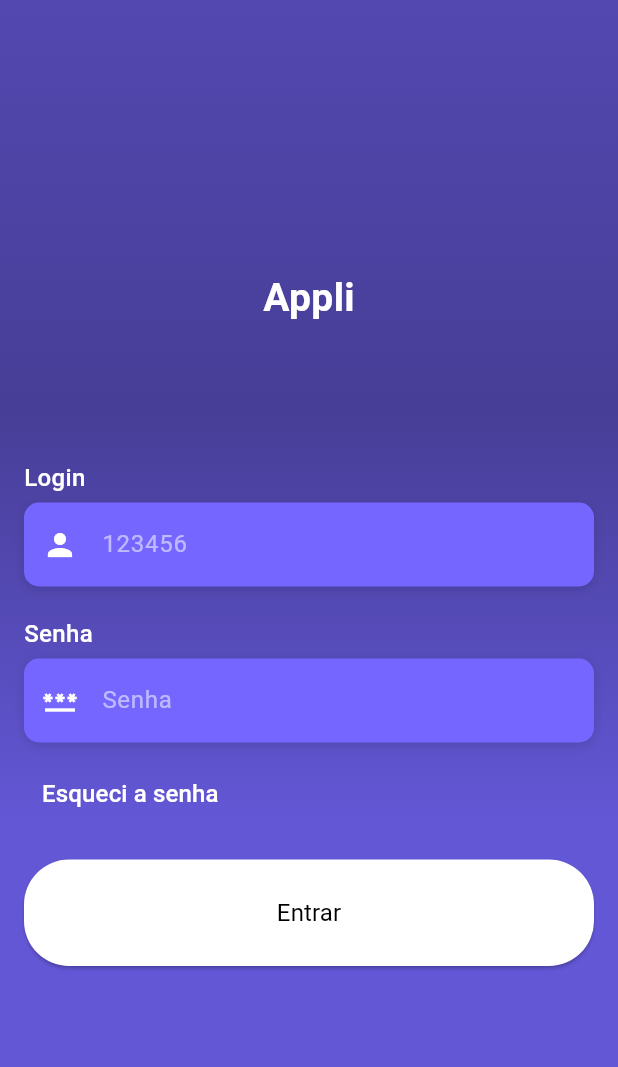
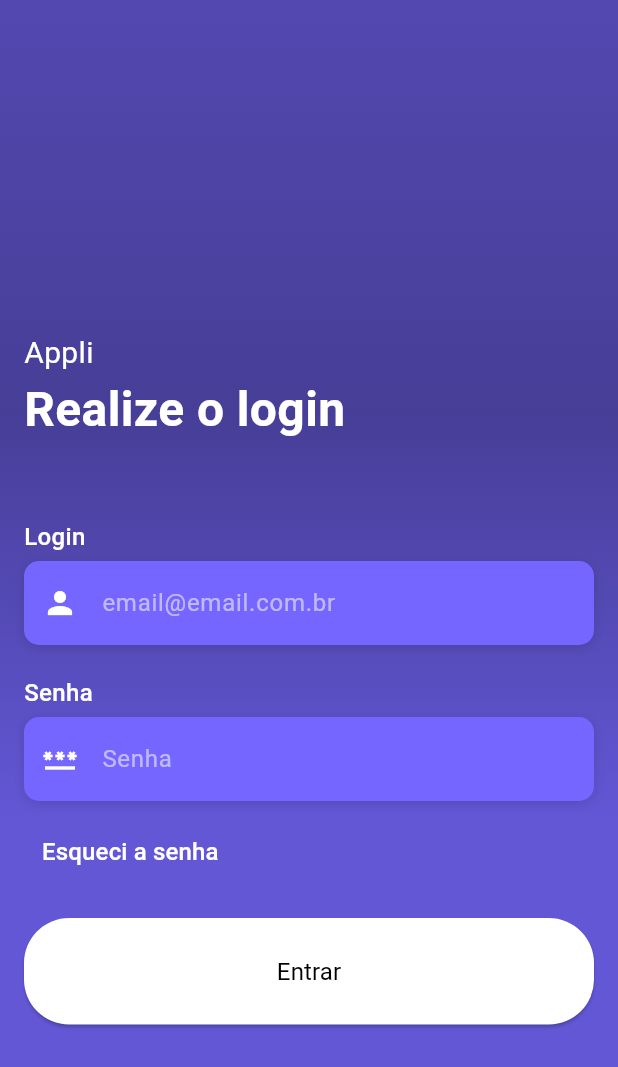
Before and after one commit to JoshGodoyyy/Appli-Lite, a Flutter app: the screen it shows after launch, on a phone screen of 412 x 824 dp. Shown: the top 1067 px of the screen. Run offline on Flutter 3.47's test engine with Material 2 defaults, Android fonts, the phone set to English and light mode, and no system bars; our stand-ins replace firebase_auth, firebase_core, top_snackbar_flutter; accounts and stored records are empty; Roboto replaces fonts that are missing (open-sans).

Commit message:
Login com firebase

```diff
--- a/lib/app/pages/login_page/login_page.dart
+++ b/lib/app/pages/login_page/login_page.dart
@@ -1,7 +1,9 @@
 import 'package:appli_lite/app/pages/forgot_password_page/forgot_password_page.dart';
-import 'package:appli_lite/app/pages/home_page/home_page.dart';
 import 'package:appli_lite/app/core/ui/styles/text_styles.dart';
+import 'package:firebase_auth/firebase_auth.dart';
 import 'package:flutter/material.dart';
+import 'package:top_snackbar_flutter/custom_snack_bar.dart';
+import 'package:top_snackbar_flutter/top_snack_bar.dart';
 
 import '../../core/ui/widgets/forgot_password.dart';
 import '../../core/ui/widgets/text_field.dart';
@@ -25,6 +27,34 @@ class _LoginPageState extends State<LoginPage> {
     super.dispose();
   }
 
+  login() async {
+    try {
+      await FirebaseAuth.instance.signInWithEmailAndPassword(
+        email: idController.text.trim(),
+        password: senhaController.text,
+      );
+    } on FirebaseAuthException catch (e) {
+      if (e.code == 'user-not-found') {
+        showMessageError('Usuário não encontrado');
+      } else if (e.code == 'wrong-password') {
+        showMessageError('Senha inválida');
+      }
+    } catch (e) {
+      showMessageError(
+        e.toString(),
+      );
+    }
+  }
+
+  void showMessageError(String message) {
+    return showTopSnackBar(
+      Overlay.of(context),
+      CustomSnackBar.error(
+        message: message,
+      ),
+    );
+  }
+
   @override
   Widget build(BuildContext context) {
     return Scaffold(
@@ -42,26 +72,35 @@ class _LoginPageState extends State<LoginPage> {
             ],
           ),
         ),
-        child: Form(
         child: Padding(
           padding: const EdgeInsets.all(16.0),
+          child: Center(
+            child: SingleChildScrollView(
               child: Column(
-              mainAxisAlignment: MainAxisAlignment.center,
                 crossAxisAlignment: CrossAxisAlignment.start,
+                mainAxisSize: MainAxisSize.min,
                 children: [
-                Center(
-                  child: Text(
+                  const SizedBox(height: 80),
+                  Text(
                     'Appli',
-                    style: context.textStyles.textTitle,
+                    style: context.textStyles.textRegular.copyWith(
+                      fontSize: 20,
+                      color: Colors.white,
                     ),
                   ),
-                const SizedBox(height: 80),
+                  Text(
+                    'Realize o login',
+                    style: TextStyles.instance.textTitle.copyWith(
+                      fontSize: 32,
+                    ),
+                  ),
+                  const SizedBox(height: 40),
                   LoginTextField(
                     title: 'Login',
                     controller: idController,
                     isObscure: false,
                     icon: Icons.person,
-                  hintText: '123456',
+                    hintText: 'email@email.com.br',
                   ),
                   LoginTextField(
                     title: 'Senha',
@@ -79,11 +118,16 @@ class _LoginPageState extends State<LoginPage> {
                   ),
                   const SizedBox(height: 20),
                   LoginButton(
-                  onTap: () => Navigator.of(context).pushReplacement(
-                    MaterialPageRoute(
-                      builder: (context) => const HomePage(),
-                    ),
-                  ),
+                    onTap: () {
+                      if (idController.text.isEmpty ||
+                          senhaController.text.isEmpty) {
+                        showMessageError(
+                          'Todos os campos devem estar preenchidos',
+                        );
+                        return;
+                      }
+                      login();
+                    },
                     label: 'Entrar',
                   ),
                 ],
@@ -91,6 +135,7 @@ class _LoginPageState extends State<LoginPage> {
             ),
           ),
         ),
+      ),
     );
   }
 }
--- a/lib/main.dart
+++ b/lib/main.dart
@@ -1,9 +1,14 @@
+import 'package:appli_lite/app/pages/home_page/home_page.dart';
+import 'package:firebase_auth/firebase_auth.dart';
+import 'package:firebase_core/firebase_core.dart';
 import 'package:flutter/material.dart';
 
 import 'app/pages/login_page/login_page.dart';
 import 'app/core/ui/theme/theme_config.dart';
 
-void main() {
+void main() async {
+  WidgetsFlutterBinding.ensureInitialized();
+  await Firebase.initializeApp();
   runApp(const MainApp());
 }
 
@@ -13,8 +18,31 @@ class MainApp extends StatelessWidget {
   @override
   Widget build(BuildContext context) {
     return MaterialApp(
-      home: const LoginPage(),
+      home: const Main(),
       theme: ThemeConfig.theme,
     );
   }
 }
+
+class Main extends StatefulWidget {
+  const Main({Key? key}) : super(key: key);
+
+  @override
+  State<Main> createState() => _MainState();
+}
+
+class _MainState extends State<Main> {
+  @override
+  Widget build(BuildContext context) {
+    return StreamBuilder<User?>(
+      stream: FirebaseAuth.instance.authStateChanges(),
+      builder: (context, snapshot) {
+        if (snapshot.hasData) {
+          return const HomePage();
+        } else {
+          return const LoginPage();
+        }
+      },
+    );
+  }
+}
--- a/pubspec.yaml
+++ b/pubspec.yaml
@@ -1,12 +1,14 @@
 name: appli_lite
 description: Appli, uma forma simplificada de acompanhamento de obra.
 publish_to: 'none'
-version: 0.1.0
+version: 1.0.0
 
 environment:
   sdk: '>=2.19.2 <3.0.0'
 
 dependencies:
+  firebase_auth: ^4.2.9
+  firebase_core: ^2.7.0
   flutter:
     sdk: flutter
   top_snackbar_flutter: ^3.0.0+1
```
Also changed, not shown: lib/app/pages/forgot_password_page/forgot_password_page.dart (+11 -6 lines), lib/app/pages/home_page/home_page.dart (+2 -8 lines), pubspec.lock, 6 other files. Lines whose indentation alone changed are shown as unchanged.
